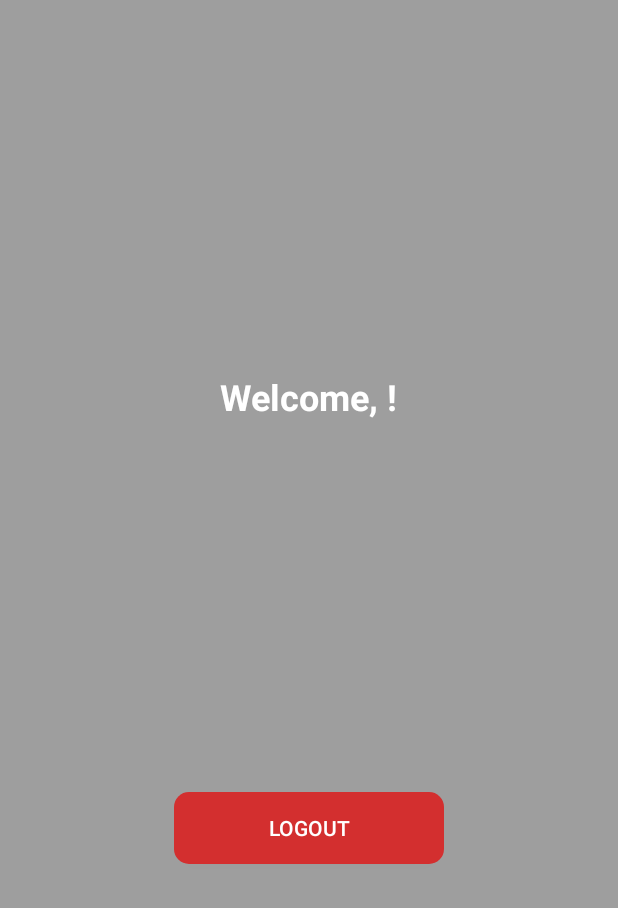
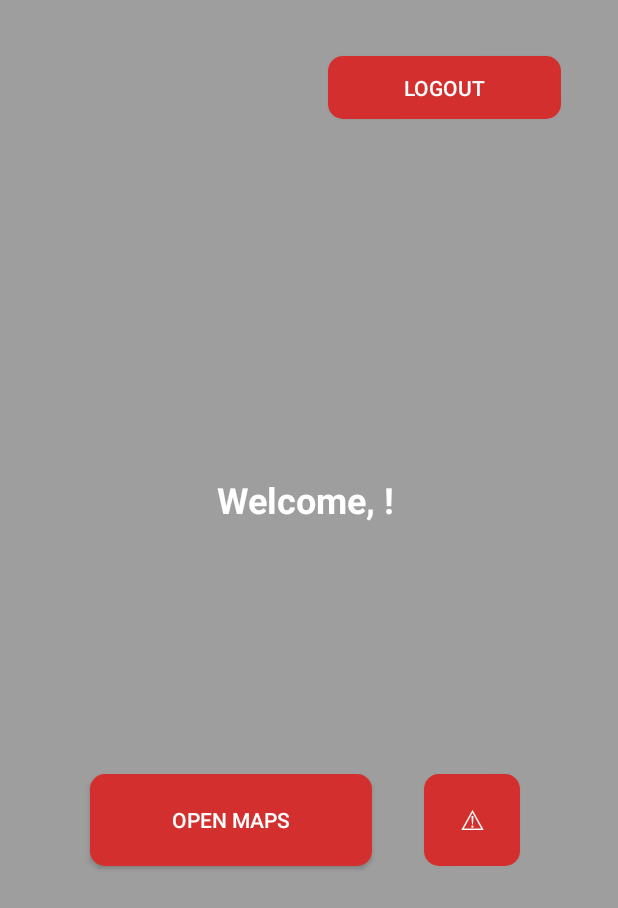
Before and after one commit to Joya-Saade/FypApp, an Android app: the HomeActivity screen opened directly, with no data from a screen before it, on a phone screen of 412 x 824 dp. Shown: the top 908 px of the screen. Run offline under Robolectric (Android 15) with nearby library versions, the phone set to English and light mode, and no system bars; our stand-ins replace Firebase (no records; nobody signed in at launch, a user with empty details on screens opened directly).

Commit message:
Fixed Home Page temporarily

```diff
--- a/app/src/main/AndroidManifest.xml
+++ b/app/src/main/AndroidManifest.xml
@@ -5,6 +5,9 @@
     <!-- 🔥 Required for Firebase & JavaMail API -->
     <uses-permission android:name="android.permission.INTERNET" />
     <uses-permission android:name="android.permission.ACCESS_NETWORK_STATE" />
+    <uses-permission android:name="android.permission.ACCESS_FINE_LOCATION"/>
+    <uses-permission android:name="android.permission.ACCESS_COARSE_LOCATION"/>
+    <uses-permission android:name="android.permission.ACCESS_BACKGROUND_LOCATION"/>
 
     <application
         android:allowBackup="true"
--- a/app/src/main/java/com/example/halo_test/HomeActivity.java
+++ b/app/src/main/java/com/example/halo_test/HomeActivity.java
@@ -13,7 +13,7 @@ import com.google.firebase.auth.FirebaseUser;
 public class HomeActivity extends AppCompatActivity {
     private FirebaseAuth mAuth;
     private TextView welcomeText;
-    private Button logoutButton;
+    private Button logoutButton, emergencyButton, mapsButton;
 
     @Override
     protected void onCreate(Bundle savedInstanceState) {
@@ -27,6 +27,8 @@ public class HomeActivity extends AppCompatActivity {
         // Link UI Elements
         welcomeText = findViewById(R.id.textWelcome);
         logoutButton = findViewById(R.id.buttonLogout);
+        emergencyButton = findViewById(R.id.buttonEmergency); // Emergency button
+        mapsButton = findViewById(R.id.buttonMaps); // Maps button
 
         // Display Welcome Message
         if (user != null) {
@@ -47,5 +49,23 @@ public class HomeActivity extends AppCompatActivity {
                 finish(); // Close HomeActivity
             }
         });
+
+        // Emergency Button Click
+        emergencyButton.setOnClickListener(new View.OnClickListener() {
+            @Override
+            public void onClick(View v) {
+                Intent intent = new Intent(HomeActivity.this, EmergencyContactActivity.class);
+                startActivity(intent);
+            }
+        });
+
+        // Maps Button Click
+        mapsButton.setOnClickListener(new View.OnClickListener() {
+            @Override
+            public void onClick(View v) {
+                Intent intent = new Intent(HomeActivity.this, MapsActivity.class);
+                startActivity(intent);
+            }
+        });
     }
 }
--- a/app/src/main/res/layout/activity_home.xml
+++ b/app/src/main/res/layout/activity_home.xml
@@ -9,32 +9,69 @@
     android:background="@color/accent_color">
 
     <!-- Welcome Message -->
+
+    <!-- Logout Button -->
+
+    <!-- Emergency Button -->
+
+    <!-- Maps Button -->
+
     <TextView
         android:id="@+id/textWelcome"
-        android:layout_width="wrap_content"
-        android:layout_height="wrap_content"
+        android:layout_width="122dp"
+        android:layout_height="42dp"
         android:text="Welcome!"
+        android:textColor="@color/white"
         android:textSize="24sp"
-        android:textColor="@color/white"
         android:textStyle="bold"
+        app:layout_constraintBottom_toBottomOf="parent"
+        app:layout_constraintEnd_toEndOf="parent"
+        app:layout_constraintHorizontal_bias="0.498"
+        app:layout_constraintStart_toStartOf="parent"
         app:layout_constraintTop_toTopOf="parent"
-        app:layout_constraintBottom_toTopOf="@+id/buttonLogout"
-        app:layout_constraintStart_toStartOf="parent"
-        app:layout_constraintEnd_toEndOf="parent"
-        app:layout_constraintVertical_bias="0.3" />
+        app:layout_constraintVertical_bias="0.405" />
 
-    <!-- Logout Button -->
     <Button
         android:id="@+id/buttonLogout"
-        android:layout_width="wrap_content"
-        android:layout_height="wrap_content"
+        android:layout_width="155dp"
+        android:layout_height="42dp"
         android:background="@drawable/red_rectangle"
         android:text="Logout"
         android:textColor="@color/white"
-        app:layout_constraintTop_toBottomOf="@+id/textWelcome"
         app:layout_constraintBottom_toBottomOf="parent"
+        app:layout_constraintEnd_toEndOf="parent"
+        app:layout_constraintHorizontal_bias="0.851"
         app:layout_constraintStart_toStartOf="parent"
+        app:layout_constraintTop_toTopOf="parent"
+        app:layout_constraintVertical_bias="0.048" />
+
+    <Button
+        android:id="@+id/buttonEmergency"
+        android:layout_width="64dp"
+        android:layout_height="61dp"
+        android:background="@drawable/red_rectangle"
+        android:text="⚠"
+        android:textColor="@color/white"
+        android:textSize="18sp"
+        app:layout_constraintBottom_toBottomOf="parent"
         app:layout_constraintEnd_toEndOf="parent"
-        app:layout_constraintVertical_bias="0.5" />
+        app:layout_constraintHorizontal_bias="0.812"
+        app:layout_constraintStart_toStartOf="parent"
+        app:layout_constraintTop_toTopOf="parent"
+        app:layout_constraintVertical_bias="0.677" />
 
+    <Button
+        android:id="@+id/buttonMaps"
+        android:layout_width="188dp"
+        android:layout_height="61dp"
+        android:layout_gravity="center_horizontal"
+        android:background="@drawable/red_rectangle"
+        android:text="Open Maps"
+        android:textColor="@color/white"
+        app:layout_constraintBottom_toBottomOf="parent"
+        app:layout_constraintEnd_toEndOf="parent"
+        app:layout_constraintHorizontal_bias="0.269"
+        app:layout_constraintStart_toStartOf="parent"
+        app:layout_constraintTop_toTopOf="parent"
+        app:layout_constraintVertical_bias="0.677" />
 </androidx.constraintlayout.widget.ConstraintLayout>
```
